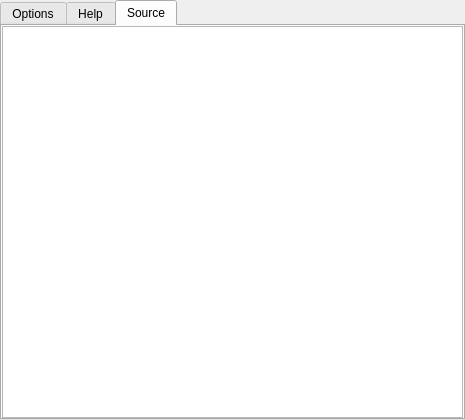
The window that qiskit_metal/_gui/component_widget_ui.ui (qiskit-community/qiskit-metal) describes before a commit, drawn with Qt 5.
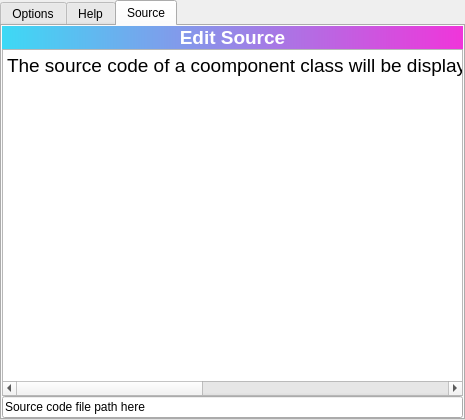
The same window after the commit. The open tabs and pages were chosen to show the change. Icons and pictures are not drawn.

Commit message: Working source code editor and parameter updates

Patch:
```diff
--- a/qiskit_metal/_gui/component_widget_ui.ui
+++ b/qiskit_metal/_gui/component_widget_ui.ui
@@ -128,7 +128,89 @@
      <number>0</number>
     </property>
     <item>
-     <widget class="QTextEdit" name="textEdit_2"/>
+     <widget class="QPushButton" name="btn_edit_src">
+      <property name="font">
+       <font>
+        <pointsize>14</pointsize>
+        <weight>75</weight>
+        <bold>true</bold>
+       </font>
+      </property>
+      <property name="autoFillBackground">
+       <bool>false</bool>
+      </property>
+      <property name="styleSheet">
+       <string notr="true">background-color: qlineargradient(spread:pad, x1:0, y1:0, x2:1, y2:0, stop:0 rgb(61, 217, 245), stop:1 rgb(240, 53, 218));
+border-style: solid;
+border-radius:30px;
+font-weight: bold;
+color: rgb(255, 255, 255);</string>
+      </property>
+      <property name="text">
+       <string>Edit Source</string>
+      </property>
+      <property name="icon">
+       <iconset resource="main_window_rc.qrc">
+        <normaloff>:/save</normaloff>:/save</iconset>
+      </property>
+      <property name="iconSize">
+       <size>
+        <width>20</width>
+        <height>20</height>
+       </size>
+      </property>
+      <property name="default">
+       <bool>false</bool>
+      </property>
+      <property name="flat">
+       <bool>false</bool>
+      </property>
+     </widget>
+    </item>
+    <item>
+     <widget class="QTextEdit" name="textSource">
+      <property name="autoFillBackground">
+       <bool>true</bool>
+      </property>
+      <property name="lineWrapMode">
+       <enum>QTextEdit::NoWrap</enum>
+      </property>
+      <property name="html">
+       <string>&lt;!DOCTYPE HTML PUBLIC &quot;-//W3C//DTD HTML 4.0//EN&quot; &quot;http://www.w3.org/TR/REC-html40/strict.dtd&quot;&gt;
+&lt;html&gt;&lt;head&gt;&lt;meta name=&quot;qrichtext&quot; content=&quot;1&quot; /&gt;&lt;style type=&quot;text/css&quot;&gt;
+p, li { white-space: pre-wrap; }
+&lt;/style&gt;&lt;/head&gt;&lt;body style=&quot; font-family:'.SF NS Text'; font-size:13pt; font-weight:400; font-style:normal;&quot;&gt;
+&lt;p style=&quot; margin-top:0px; margin-bottom:0px; margin-left:0px; margin-right:0px; -qt-block-indent:0; text-indent:0px;&quot;&gt;&lt;span style=&quot; font-size:14pt;&quot;&gt;The source code of a coomponent class will be displayed here when you select a compoent in the design components dialog. &lt;/span&gt;&lt;/p&gt;&lt;/body&gt;&lt;/html&gt;</string>
+      </property>
+     </widget>
+    </item>
+    <item>
+     <widget class="QLineEdit" name="lineSourcePath">
+      <property name="toolTip">
+       <string>Source code file path</string>
+      </property>
+      <property name="statusTip">
+       <string>Source code file path</string>
+      </property>
+      <property name="whatsThis">
+       <string>Source code file path</string>
+      </property>
+      <property name="accessibleName">
+       <string>Source code file path</string>
+      </property>
+      <property name="accessibleDescription">
+       <string>Source code file path</string>
+      </property>
+      <property name="text">
+       <string>Source code file path here</string>
+      </property>
+      <property name="readOnly">
+       <bool>true</bool>
+      </property>
+      <property name="clearButtonEnabled">
+       <bool>false</bool>
+      </property>
+     </widget>
     </item>
    </layout>
   </widget>
```
Left out of the diff: 49 changed lines with no effect on the pictures. The commit also changes 16 other files.
